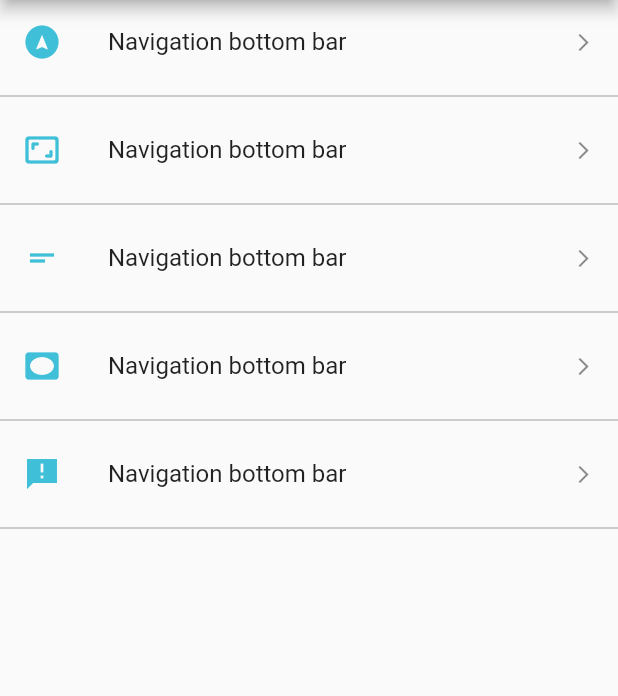
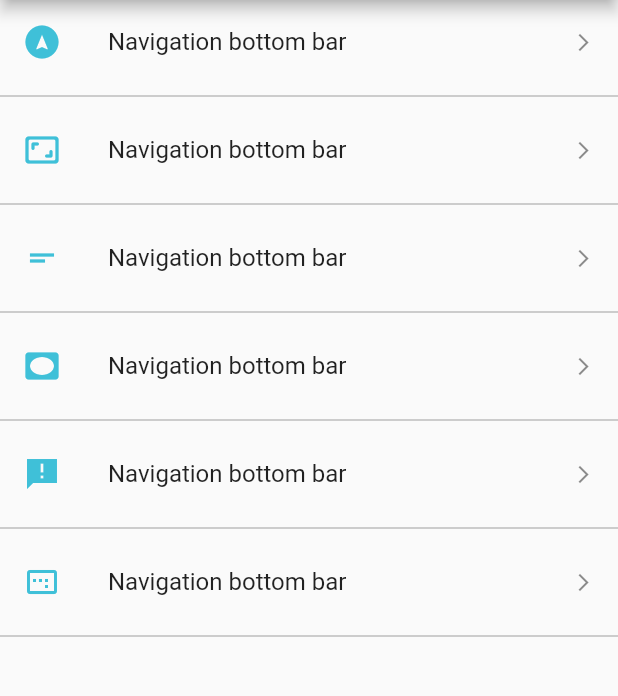
Before and after one commit to persilee/flutter_demos, a Flutter app: the screen it shows after launch, on a phone screen of 412 x 824 dp, the part 84-780 px from its top. Run offline on Flutter 3.47's test engine with Material 2 defaults, Android fonts, the phone set to English and light mode, and no system bars; our stand-ins replace firebase_core, firebase_messaging, flutter_local_notifications; accounts and stored records are empty.

Commit message:
🍅 add new page

```diff
--- a/lib/main.dart
+++ b/lib/main.dart
@@ -4,6 +4,7 @@ import 'package:flutter/foundation.dart';
 import 'package:flutter/material.dart';
 import 'package:flutter/services.dart';
 import 'package:flutter_demos/custom_circle/custom_circle_page.dart';
+import 'package:flutter_demos/local_drag_icon/local_drag_icon.dart';
 import 'package:flutter_demos/nav_bttom_gif/nav_bottom_gif.dart';
 import 'package:flutter_demos/push_notification/push_notification_page.dart';
 import 'package:flutter_demos/push_notification/push_notification_service.dart';
@@ -146,6 +147,12 @@ class _MyHomePageState extends State<MyHomePage> {
             icon: Icons.announcement_sharp,
             page: const PushNotificationPage(),
           ),
+          // 本地存储的可拖拽的图标
+          _buildListItem(
+            context: context,
+            icon: Icons.image_aspect_ratio,
+            page: const LocalDragIcon(),
+          ),
         ],
       ),
     );
--- a/pubspec.yaml
+++ b/pubspec.yaml
@@ -37,6 +37,8 @@ dependencies:
   firebase_core: ^1.12.0
   flutter_local_notifications: ^9.5.3+1
   firebase_messaging: ^11.2.7
+  hive_flutter: ^1.1.0
+  hive: ^2.2.3
 
 dev_dependencies:
   flutter_test:
@@ -48,6 +50,8 @@ dev_dependencies:
   # package. See that file for information about deactivating specific lint
   # rules and activating additional ones.
   flutter_lints: ^1.0.0
+  hive_generator: ^1.1.3
+  build_runner: ^2.2.0
 
 dependency_overrides:
   firebase_messaging_platform_interface: 3.1.6
```
Also changed, not shown: lib/local_drag_icon/local_drag_icon.dart (added, +20 -0 lines), pubspec.lock, 5 other files.
